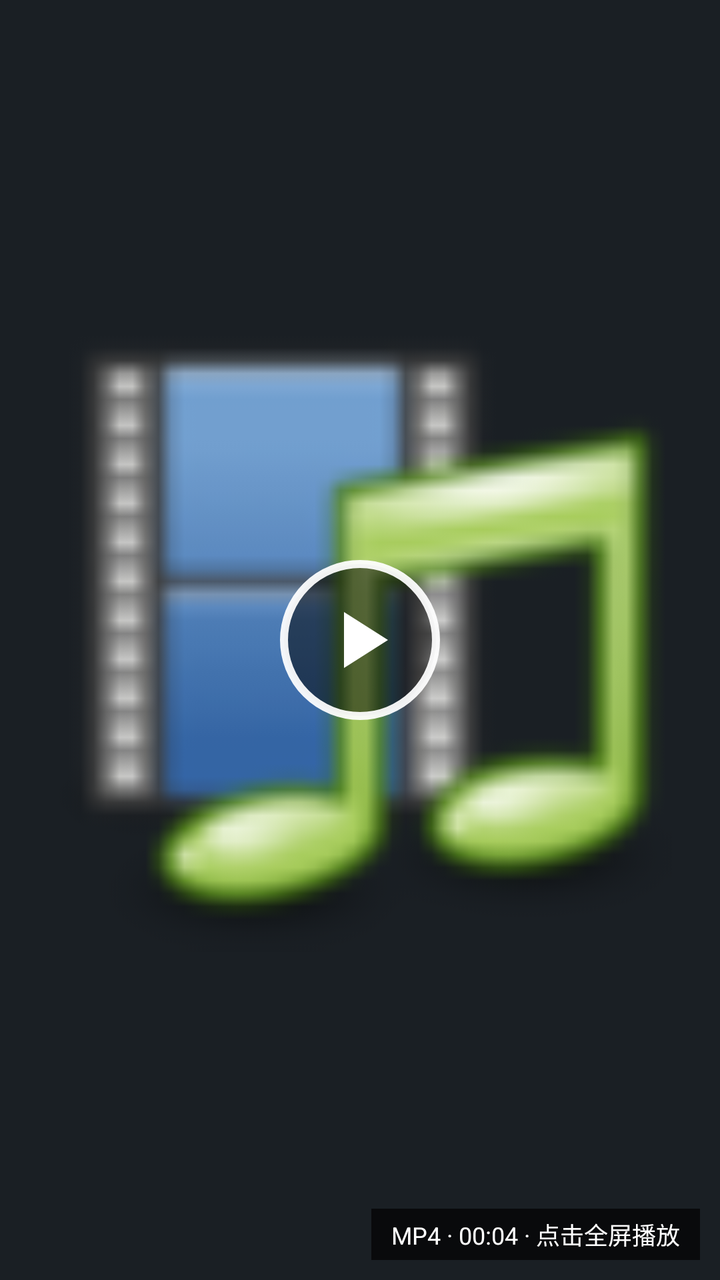
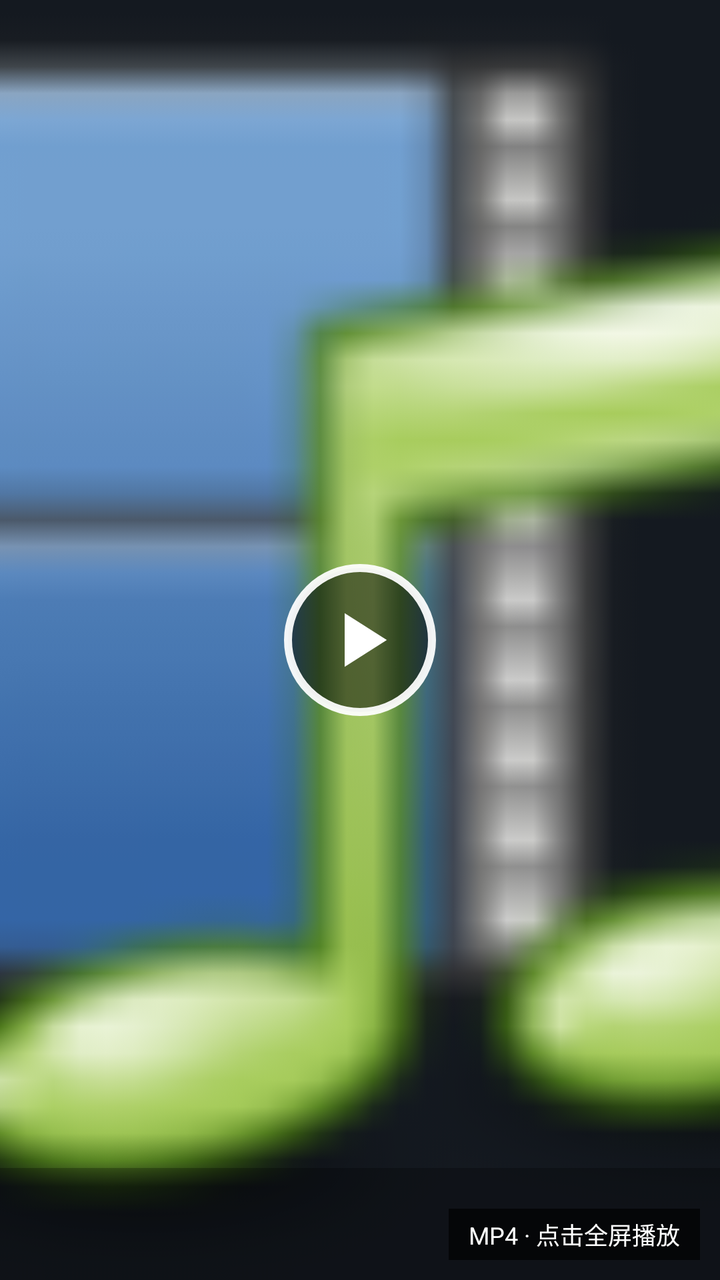

Two renders of the same Android screen: before a commit and after it. Below are the layout's source before the change and the commit's diff.
<!-- AndroidManifest.xml: application theme AppTheme -->
<!-- res/layout/layout_customvideoplayerwrapper.xml -->
<?xml version="1.0" encoding="utf-8"?>
<RelativeLayout xmlns:android="http://schemas.android.com/apk/res/android"
    android:id="@+id/RelativeLayout1"
    android:layout_width="match_parent"
    android:layout_height="190dp"
    android:background="#FF1A1F24">

    <ImageView
        android:id="@+id/iv_thumbnail"
        android:layout_width="match_parent"
        android:layout_height="match_parent"
        android:padding="24dp"
        android:scaleType="fitCenter"
        android:src="@drawable/ic_multimedia" />

    
    <ImageView
        android:id="@+id/iv_playicon"
        android:layout_width="80dp"
        android:layout_height="80dp"
        android:layout_centerInParent="true"
        android:background="@drawable/background_play_icon"
        android:padding="16dp"
        android:src="@drawable/ic_play_arrow_white_24dp" />

    <TextView
        android:layout_width="wrap_content"
        android:layout_height="wrap_content"
        android:layout_alignParentEnd="true"
        android:layout_alignParentBottom="true"
        android:layout_margin="10dp"
        android:background="#AA000000"
        android:paddingLeft="10dp"
        android:paddingTop="4dp"
        android:paddingRight="10dp"
        android:paddingBottom="4dp"
        android:text="MP4 · 00:04 · 点击全屏播放"
        android:textColor="#FFFFFF"
        android:textSize="12sp" />
</RelativeLayout>
<!-- resources referenced by this layout -->
<resources>
  <!-- drawable background_play_icon (drawable) -->
  <?xml version="1.0" encoding="utf-8"?>
  <shape android:shape="oval"
    xmlns:android="http://schemas.android.com/apk/res/android">
      <solid android:color="#80000000" />
      <padding android:left="5.0dip" android:top="5.0dip" android:right="5.0dip" android:bottom="5.0dip" />
      <stroke android:width="4.0dip" android:color="#eeffffff" />
  </shape>
  <!-- drawable ic_multimedia: png bitmap (drawable, 3550 bytes) -->
  <!-- drawable ic_play_arrow_white_24dp (drawable) -->
  <?xml version="1.0" encoding="utf-8"?>
  <vector android:tint="#ffffffff" android:height="24.0dip" android:width="24.0dip" android:viewportWidth="24.0" android:viewportHeight="24.0"
    xmlns:android="http://schemas.android.com/apk/res/android">
      <path android:fillColor="#ff000000" android:pathData="M8,5v14l11,-7z" />
  </vector>
  <style name="AppTheme" parent="Theme.MaterialComponents.Light.DarkActionBar">
          <item name="colorPrimary">@color/primaryColor</item>
          <item name="colorPrimaryDark">@color/primaryDarkColor</item>
          <item name="colorAccent">@color/primaryColor</item>
      </style>
  <color name="primaryColor">#FF1976D2</color>
  <color name="primaryDarkColor">#FF004BA0</color>
</resources>

<!-- the commit's change to res/layout/layout_customvideoplayerwrapper.xml (unified diff, before → after) -->
@@ -2,28 +2,36 @@
 <RelativeLayout xmlns:android="http://schemas.android.com/apk/res/android"
     android:id="@+id/RelativeLayout1"
     android:layout_width="match_parent"
-    android:layout_height="190dp"
-    android:background="#FF1A1F24">
+    android:layout_height="220dp"
+    android:background="#FF141920">
 
+    
     <ImageView
         android:id="@+id/iv_thumbnail"
         android:layout_width="match_parent"
         android:layout_height="match_parent"
-        android:padding="24dp"
-        android:scaleType="fitCenter"
+        android:scaleType="centerCrop"
         android:src="@drawable/ic_multimedia" />
+
+    
+    <View
+        android:layout_width="match_parent"
+        android:layout_height="56dp"
+        android:layout_alignParentBottom="true"
+        android:background="#44000000" />
 
     
     <ImageView
         android:id="@+id/iv_playicon"
-        android:layout_width="80dp"
-        android:layout_height="80dp"
+        android:layout_width="76dp"
+        android:layout_height="76dp"
         android:layout_centerInParent="true"
         android:background="@drawable/background_play_icon"
-        android:padding="16dp"
+        android:padding="15dp"
         android:src="@drawable/ic_play_arrow_white_24dp" />
 
     <TextView
+        android:id="@+id/tvVideoDuration"
         android:layout_width="wrap_content"
         android:layout_height="wrap_content"
         android:layout_alignParentEnd="true"
@@ -34,7 +42,7 @@
         android:paddingTop="4dp"
         android:paddingRight="10dp"
         android:paddingBottom="4dp"
-        android:text="MP4 · 00:04 · 点击全屏播放"
+        android:text="MP4 · 点击全屏播放"
         android:textColor="#FFFFFF"
         android:textSize="12sp" />
 </RelativeLayout>
